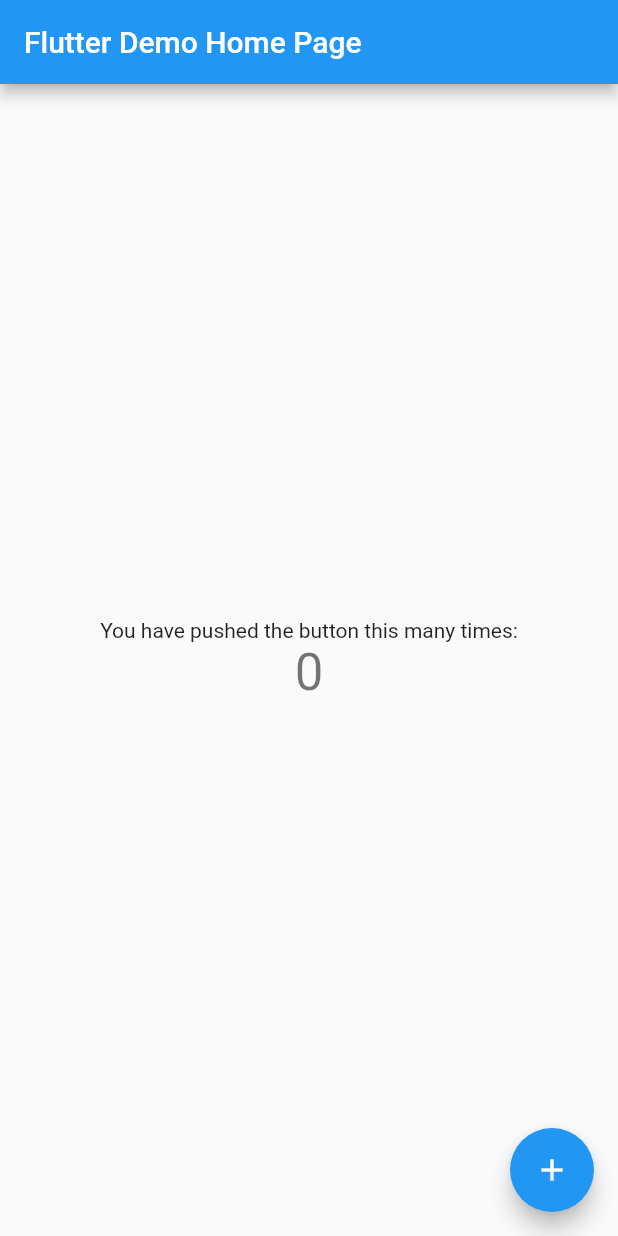
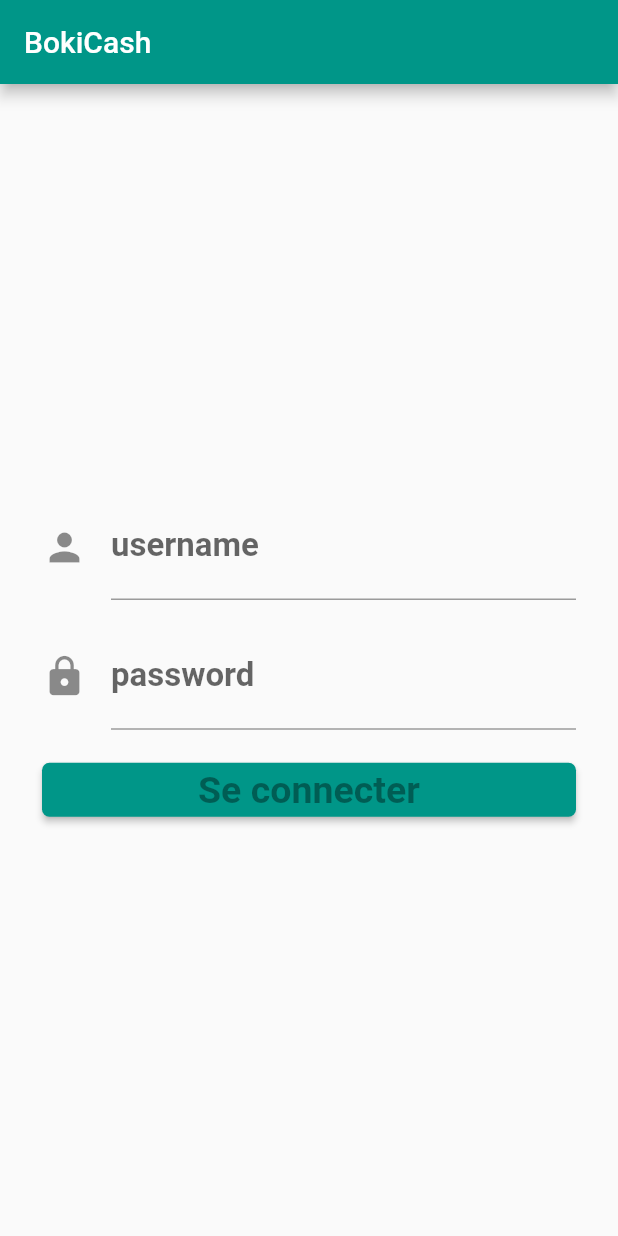
Before and after one commit to 779530506/trensfert_argent_mobile, a Flutter app: the screen it shows after launch, on a phone screen of 412 x 824 dp. Run offline on Flutter 3.47's test engine with Material 2 defaults, Android fonts, the phone set to English and light mode, and no system bars; our stand-ins replace shared_preferences.

Commit message:
mise en forme

```diff
--- /dev/null
+++ b/lib/album.dart
@@ -0,0 +1,13 @@
+class Album {
+  final int id;
+  final String title;
+
+  Album({this.id, this.title});
+
+  factory Album.fromJson(Map<String, dynamic> json) {
+    return Album(
+      id: json['id'],
+      title: json['title'],
+    );
+  }
+}
--- /dev/null
+++ b/lib/formConnexion.dart
@@ -0,0 +1,80 @@
+import 'package:flutter/material.dart';
+import 'package:trensfert_argent_mobile/accueil.dart';
+import 'package:trensfert_argent_mobile/authService.dart';
+import 'package:trensfert_argent_mobile/user.dart';
+class FormConnexion extends StatefulWidget {
+  @override
+  _FormConnexionState createState() => _FormConnexionState();
+}
+
+class _FormConnexionState extends State<FormConnexion> {
+      final _formKey = GlobalKey<FormState>();
+    String _username ;
+    String _password;
+  @override
+  Widget build(BuildContext context) {
+    return Form(
+            key: _formKey,
+            child: Padding(
+              padding: const EdgeInsets.all(20.0),
+              child: Column(
+              mainAxisAlignment: MainAxisAlignment.center,
+              crossAxisAlignment: CrossAxisAlignment.stretch,
+              children: <Widget>[
+                Padding(
+                  padding: const EdgeInsets.all(8.0),
+                  child: TextFormField(
+                    style: TextStyle(fontSize: 22, fontWeight: FontWeight.bold),
+                   decoration: InputDecoration (
+
+                     icon: Icon( Icons.person,size: 30),
+                     labelText: "username",
+                   ),
+                    validator: (input) => input.isEmpty ?"ce champ est obligatoir":null,
+                    onSaved: (input) => _username=input,
+                  ),
+                ),
+                Padding(
+                  padding: const EdgeInsets.all(8.0),
+                  child: TextFormField(
+                   style: TextStyle(fontSize: 22,fontWeight: FontWeight.bold),
+                   decoration: InputDecoration (
+                     labelText: "password",
+                     icon: Icon( Icons.lock,size: 30 ,),
+                   ),
+                   validator: (input) => input.length<4 ?"minimum 4 caractere":null,
+                   onSaved: (input) => _password=input,
+                  ),
+                ),
+                Padding(
+                  padding: const EdgeInsets.all(8.0),
+                  child: RaisedButton(
+                    shape: new RoundedRectangleBorder(
+                          borderRadius: new BorderRadius.circular(5.0),
+                          ),
+                    color: Colors.teal,
+                    onPressed: (){
+                      if(_formKey.currentState.validate()){
+                        _formKey.currentState.save();
+                        setState(() {
+                         var user =AuthService().login(_username, _password);
+                         print(user);
+                   //   if( )
+                       Navigator.push(context, MaterialPageRoute(builder: (context)=>Accueil()));
+                        });
+
+                      }
+                    },
+                    child: Text(
+                      'Se connecter',
+                      style: TextStyle(fontWeight: FontWeight.bold,fontSize: 25, color: Colors.black38),
+                    ),
+                  ),
+                )
+           ]
+         ),
+            )
+      );
+
+  }
+}
--- a/lib/main.dart
+++ b/lib/main.dart
@@ -1,111 +1,25 @@
 import 'package:flutter/material.dart';
+import 'package:trensfert_argent_mobile/formConnexion.dart';
+    main() {
+    runApp(MaterialApp(home: MyApp()));
+  }
 
-void main() => runApp(MyApp());
+class MyApp extends StatefulWidget {
+  @override
+  _MyAppState createState() => _MyAppState();
+}
 
-class MyApp extends StatelessWidget {
-  // This widget is the root of your application.
+class _MyAppState extends State<MyApp> {
   @override
   Widget build(BuildContext context) {
-    return MaterialApp(
-      title: 'Flutter Demo',
-      theme: ThemeData(
-        // This is the theme of your application.
-        //
-        // Try running your application with "flutter run". You'll see the
-        // application has a blue toolbar. Then, without quitting the app, try
-        // changing the primarySwatch below to Colors.green and then invoke
-        // "hot reload" (press "r" in the console where you ran "flutter run",
-        // or simply save your changes to "hot reload" in a Flutter IDE).
-        // Notice that the counter didn't reset back to zero; the application
-        // is not restarted.
-        primarySwatch: Colors.blue,
+    return
+      Scaffold(
+      appBar:AppBar (
+        title: Text("BokiCash"),
+        backgroundColor: Colors.teal,
       ),
-      home: MyHomePage(title: 'Flutter Demo Home Page'),
+      body: FormConnexion(),
     );
+
   }
 }
-
-class MyHomePage extends StatefulWidget {
-  MyHomePage({Key key, this.title}) : super(key: key);
-
-  // This widget is the home page of your application. It is stateful, meaning
-  // that it has a State object (defined below) that contains fields that affect
-  // how it looks.
-
-  // This class is the configuration for the state. It holds the values (in this
-  // case the title) provided by the parent (in this case the App widget) and
-  // used by the build method of the State. Fields in a Widget subclass are
-  // always marked "final".
-
-  final String title;
-
-  @override
-  _MyHomePageState createState() => _MyHomePageState();
-}
-
-class _MyHomePageState extends State<MyHomePage> {
-  int _counter = 0;
-
-  void _incrementCounter() {
-    setState(() {
-      // This call to setState tells the Flutter framework that something has
-      // changed in this State, which causes it to rerun the build method below
-      // so that the display can reflect the updated values. If we changed
-      // _counter without calling setState(), then the build method would not be
-      // called again, and so nothing would appear to happen.
-      _counter++;
-    });
-  }
-
-  @override
-  Widget build(BuildContext context) {
-    // This method is rerun every time setState is called, for instance as done
-    // by the _incrementCounter method above.
-    //
-    // The Flutter framework has been optimized to make rerunning build methods
-    // fast, so that you can just rebuild anything that needs updating rather
-    // than having to individually change instances of widgets.
-    return Scaffold(
-      appBar: AppBar(
-        // Here we take the value from the MyHomePage object that was created by
-        // the App.build method, and use it to set our appbar title.
-        title: Text(widget.title),
-      ),
-      body: Center(
-        // Center is a layout widget. It takes a single child and positions it
-        // in the middle of the parent.
-        child: Column(
-          // Column is also a layout widget. It takes a list of children and
-          // arranges them vertically. By default, it sizes itself to fit its
-          // children horizontally, and tries to be as tall as its parent.
-          //
-          // Invoke "debug painting" (press "p" in the console, choose the
-          // "Toggle Debug Paint" action from the Flutter Inspector in Android
-          // Studio, or the "Toggle Debug Paint" command in Visual Studio Code)
-          // to see the wireframe for each widget.
-          //
-          // Column has various properties to control how it sizes itself and
-          // how it positions its children. Here we use mainAxisAlignment to
-          // center the children vertically; the main axis here is the vertical
-          // axis because Columns are vertical (the cross axis would be
-          // horizontal).
-          mainAxisAlignment: MainAxisAlignment.center,
-          children: <Widget>[
-            Text(
-              'You have pushed the button this many times:',
-            ),
-            Text(
-              '$_counter',
-              style: Theme.of(context).textTheme.display1,
-            ),
-          ],
-        ),
-      ),
-      floatingActionButton: FloatingActionButton(
-        onPressed: _incrementCounter,
-        tooltip: 'Increment',
-        child: Icon(Icons.add),
-      ), // This trailing comma makes auto-formatting nicer for build methods.
-    );
-  }
-}
--- /dev/null
+++ b/lib/user.dart
@@ -0,0 +1,13 @@
+class User{
+  String username;
+  String password;
+  String token;
+  User({this.username, this.password, this.token});
+ factory User.fromJson(Map<String, dynamic> json) {
+    return User(
+      username: json['username'],
+      password: json['password'],
+      token: json['token'],
+    );
+  }
+}
--- a/pubspec.yaml
+++ b/pubspec.yaml
@@ -19,9 +19,14 @@ environment:
 dependencies:
   flutter:
     sdk: flutter
+  http: ^0.12.0+4
+  #flutter_secure_storage: ^3.3.3
+
+  shared_preferences: ^0.5.7
 
   # The following adds the Cupertino Icons font to your application.
   # Use with the CupertinoIcons class for iOS style icons.
+cupertino_icons: ^0.1.2
 
 dev_dependencies:
   flutter_test:
```
Also changed, not shown: lib/accueil.dart (added, +17 -0 lines), lib/authService.dart (added, +47 -0 lines), lib/menu.dart (added, +77 -0 lines), lib/myAlbum.dart (added, +101 -0 lines), pubspec.lock.
